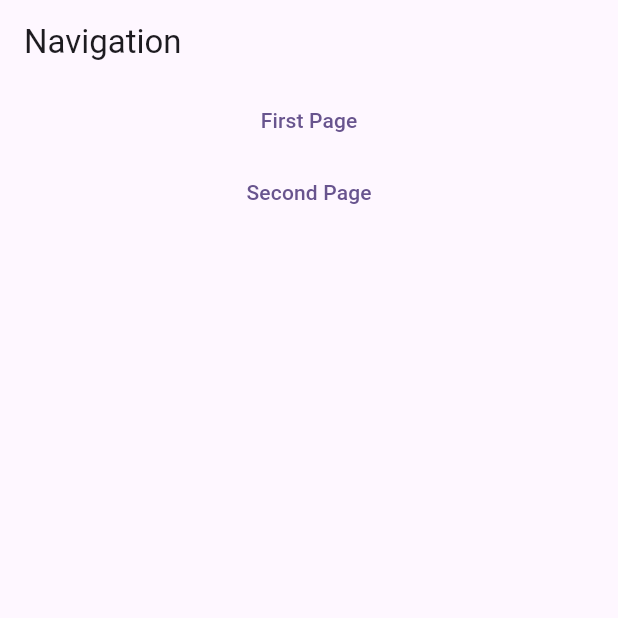
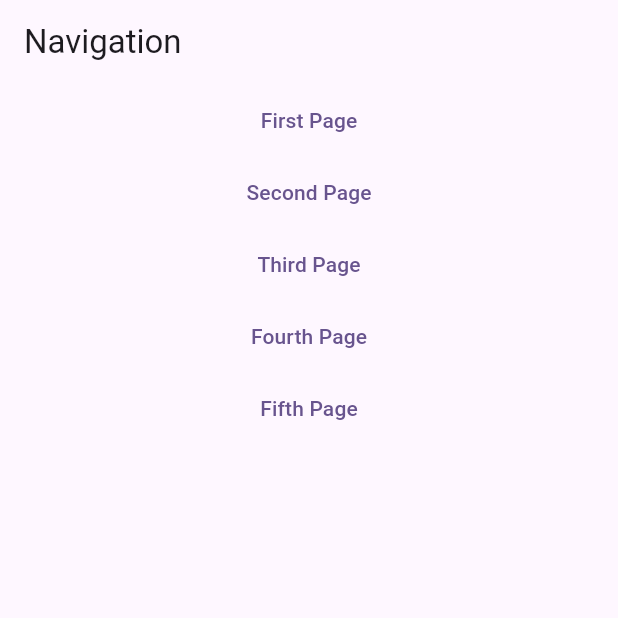
Before and after one commit to thesaiteja24/twitter_clone, a Flutter app: the screen it shows after launch, on a phone screen of 412 x 824 dp, the top half of it. Run offline on Flutter 3.47's test engine with Material 3 defaults, Android fonts, the phone set to English and light mode, and no system bars.

Commit message:
working on navigation

```diff
--- a/lib/main.dart
+++ b/lib/main.dart
@@ -1,8 +1,11 @@
 import 'package:flutter/material.dart';
-import 'package:firebase_core/firebase_core.dart';
-import 'package:flutter/rendering.dart';
+// import 'package:firebase_core/firebase_core.dart';
+// import 'package:flutter/rendering.dart';
 import 'package:twitter_clone/pages/first.dart';
+import 'package:twitter_clone/pages/fourth.dart';
 import 'package:twitter_clone/pages/second.dart';
+import 'package:twitter_clone/pages/third.dart';
+import 'package:twitter_clone/pages/fifth.dart';
 
 void main() async {
   // WidgetsFlutterBinding.ensureInitialized();S
@@ -22,7 +25,12 @@ class MyApp extends StatelessWidget {
         colorScheme: ColorScheme.fromSeed(seedColor: Colors.deepPurple),
         useMaterial3: true,
       ),
-      home: const MyHomePage(),
+      routes: {
+        '/': (context) => const MyHomePage(),
+        '/first': (context) => const FirstPage(),
+        '/fourth': (context) => const FourthPage(),
+        '/fifth': (context) => const FifthPage(),
+      },
     );
   }
 }
@@ -44,14 +52,15 @@ class _MyHomePageState extends State<MyHomePage> {
       body: Center(
         child: Column(
           children: <Widget>[
+            // Named Navigation
             TextButton(
               onPressed: () {
-                Navigator.of(context).push(
-                  MaterialPageRoute(builder: (context) => const FirstPage()),
-                );
+                Navigator.of(context).pushNamed("/first");
               },
               child: const Text("First Page"),
             ),
+
+            // Simple Navigation
             TextButton(
               onPressed: () {
                 Navigator.of(context).push(
@@ -60,6 +69,34 @@ class _MyHomePageState extends State<MyHomePage> {
               },
               child: const Text("Second Page"),
             ),
+
+            // Navigation With data using Basic Navigation
+            TextButton(
+              onPressed: () {
+                Navigator.of(context).push(
+                  MaterialPageRoute(
+                    builder: (context) => const ThirdPage(name: 'Sai Teja'),
+                  ),
+                );
+              },
+              child: const Text("Third Page"),
+            ),
+
+            // Navigatin With data using named navigation
+            TextButton(
+              onPressed: () {
+                Navigator.pushNamed(context, "/fourth", arguments: "Sai Teja");
+              },
+              child: const Text("Fourth Page"),
+            ),
+            TextButton(
+              onPressed: () async {
+                final response = await (Navigator.pushNamed(context, "/fifth",
+                    arguments: "Sai Teja"));
+                print(response);
+              },
+              child: const Text("Fifth Page"),
+            ),
           ],
         ),
       ),
```
Also changed, not shown: lib/pages/fifth.dart (added, +18 -0 lines), lib/pages/fourth.dart (added, +20 -0 lines), lib/pages/third.dart (added, +18 -0 lines), 3 other files.
